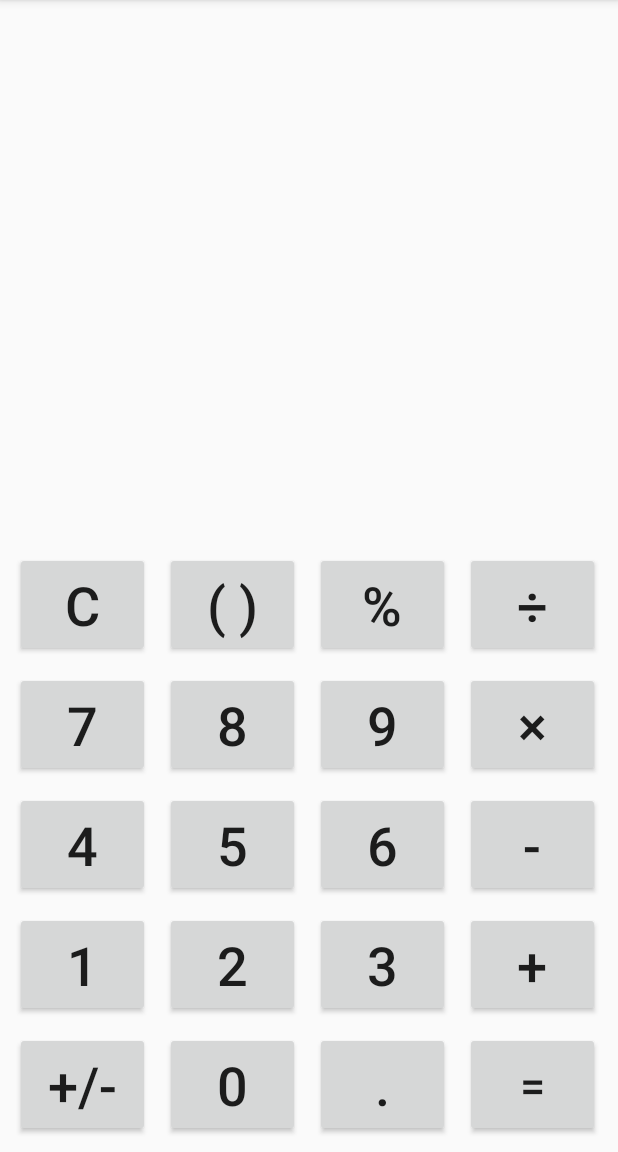
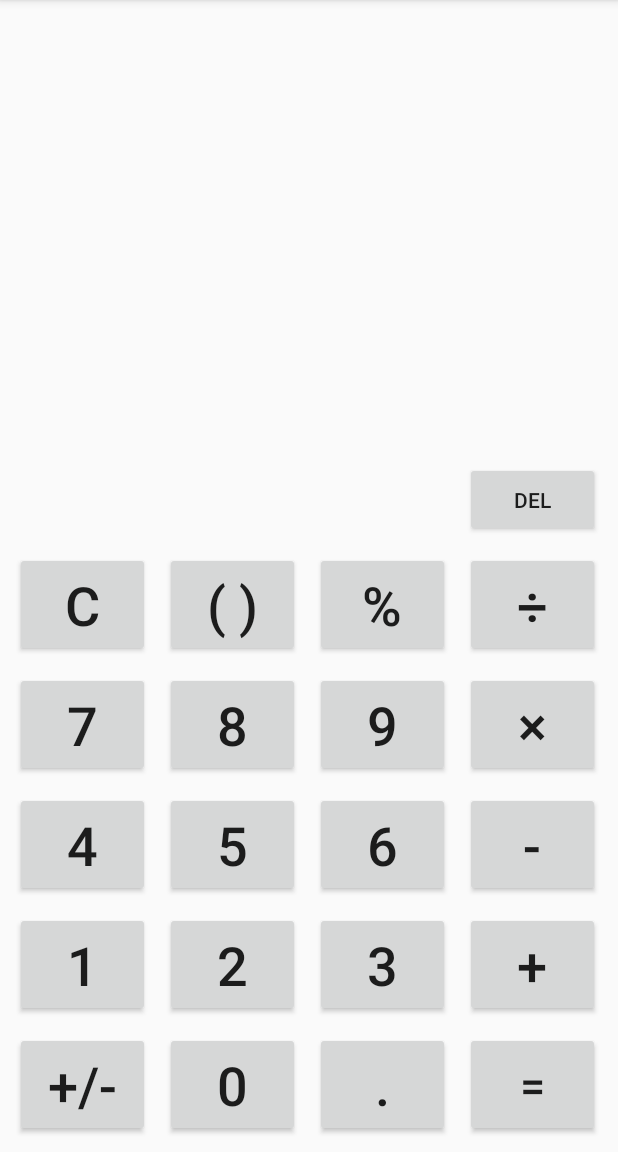
Before and after one commit to Gauthamshine/calculator-app, an Android app: the MainActivity screen opened directly, with no data from a screen before it, on a phone screen of 412 x 824 dp, the part 84-1236 px from its top. Run offline under Robolectric (Android 15) with nearby library versions, the phone set to English and light mode, and no system bars.

Commit message:
Changing size of TextEditor, adding del button.

```diff
--- a/Simple_Calculator/app/src/main/res/layout/activity_main.xml
+++ b/Simple_Calculator/app/src/main/res/layout/activity_main.xml
@@ -2,6 +2,7 @@
 <androidx.constraintlayout.widget.ConstraintLayout xmlns:android="http://schemas.android.com/apk/res/android"
     xmlns:app="http://schemas.android.com/apk/res-auto"
     xmlns:tools="http://schemas.android.com/tools"
+    android:id="@+id/btn_Delet"
     android:layout_width="match_parent"
     android:layout_height="match_parent"
     tools:context=".MainActivity">
@@ -242,30 +243,24 @@
 
     <TextView
         android:id="@+id/infoText"
-        android:layout_width="383dp"
+        android:layout_width="385dp"
         android:layout_height="125dp"
-        android:layout_marginStart="12dp"
-        android:layout_marginLeft="12dp"
         android:layout_marginEnd="12dp"
         android:layout_marginRight="12dp"
         android:textSize="36sp"
         app:layout_constraintBottom_toTopOf="@+id/resultText"
-        app:layout_constraintEnd_toEndOf="parent"
-        app:layout_constraintStart_toStartOf="parent" />
+        app:layout_constraintEnd_toEndOf="parent" />
 
     <TextView
         android:id="@+id/resultText"
-        android:layout_width="383dp"
-        android:layout_height="65dp"
-        android:layout_marginStart="12dp"
-        android:layout_marginLeft="12dp"
+        android:layout_width="385dp"
+        android:layout_height="75dp"
         android:layout_marginEnd="12dp"
         android:layout_marginRight="12dp"
         android:layout_marginBottom="10dp"
-        android:textSize="25sp"
+        android:textSize="30sp"
         app:layout_constraintBottom_toTopOf="@+id/btn_percent"
-        app:layout_constraintEnd_toEndOf="parent"
-        app:layout_constraintStart_toStartOf="parent" />
+        app:layout_constraintEnd_toEndOf="parent" />
 
     <Button
         android:id="@+id/btn_Sign"
@@ -291,4 +286,15 @@
         app:layout_constraintBottom_toTopOf="@+id/btn8"
         app:layout_constraintEnd_toStartOf="@+id/btn_percent" />
 
+    <Button
+        android:id="@+id/btn_Delete"
+        android:layout_width="90dp"
+        android:layout_height="50dp"
+        android:layout_marginEnd="12dp"
+        android:layout_marginRight="12dp"
+        android:layout_marginBottom="10dp"
+        android:text="Del"
+        app:layout_constraintBottom_toTopOf="@+id/btn_Div"
+        app:layout_constraintEnd_toEndOf="parent" />
+
 </androidx.constraintlayout.widget.ConstraintLayout>
```
